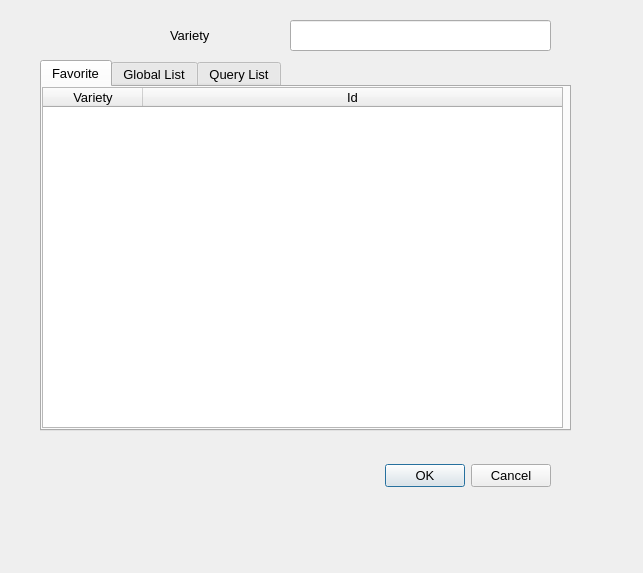
Old version of the form grapevarietyform.ui in the repository tenorr/CaveAVin.
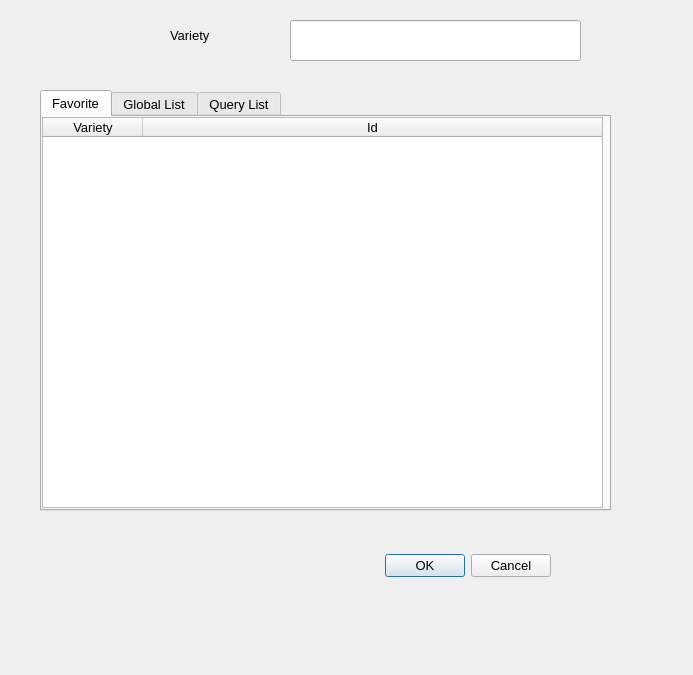
New version of the form.

Patch:
```diff
--- a/grapevarietyform.ui
+++ b/grapevarietyform.ui
@@ -6,8 +6,8 @@
    <rect>
     <x>0</x>
     <y>0</y>
-    <width>643</width>
-    <height>573</height>
+    <width>693</width>
+    <height>675</height>
    </rect>
   </property>
   <property name="font">
@@ -22,9 +22,9 @@
    <property name="geometry">
     <rect>
      <x>40</x>
-     <y>60</y>
-     <width>531</width>
-     <height>371</height>
+     <y>90</y>
+     <width>571</width>
+     <height>421</height>
     </rect>
    </property>
    <property name="palette">
@@ -79,8 +79,8 @@
       <rect>
        <x>0</x>
        <y>0</y>
-       <width>521</width>
-       <height>341</height>
+       <width>561</width>
+       <height>391</height>
       </rect>
      </property>
      <property name="contextMenuPolicy">
@@ -240,9 +240,9 @@
    <property name="geometry">
     <rect>
      <x>330</x>
-     <y>460</y>
+     <y>540</y>
      <width>221</width>
-     <height>31</height>
+     <height>51</height>
     </rect>
    </property>
    <property name="standardButtons">
@@ -254,8 +254,8 @@
     <rect>
      <x>290</x>
      <y>20</y>
-     <width>261</width>
-     <height>31</height>
+     <width>291</width>
+     <height>41</height>
     </rect>
    </property>
   </widget>
```
Left out of the diff: 8 changed lines with no effect on the pictures.
